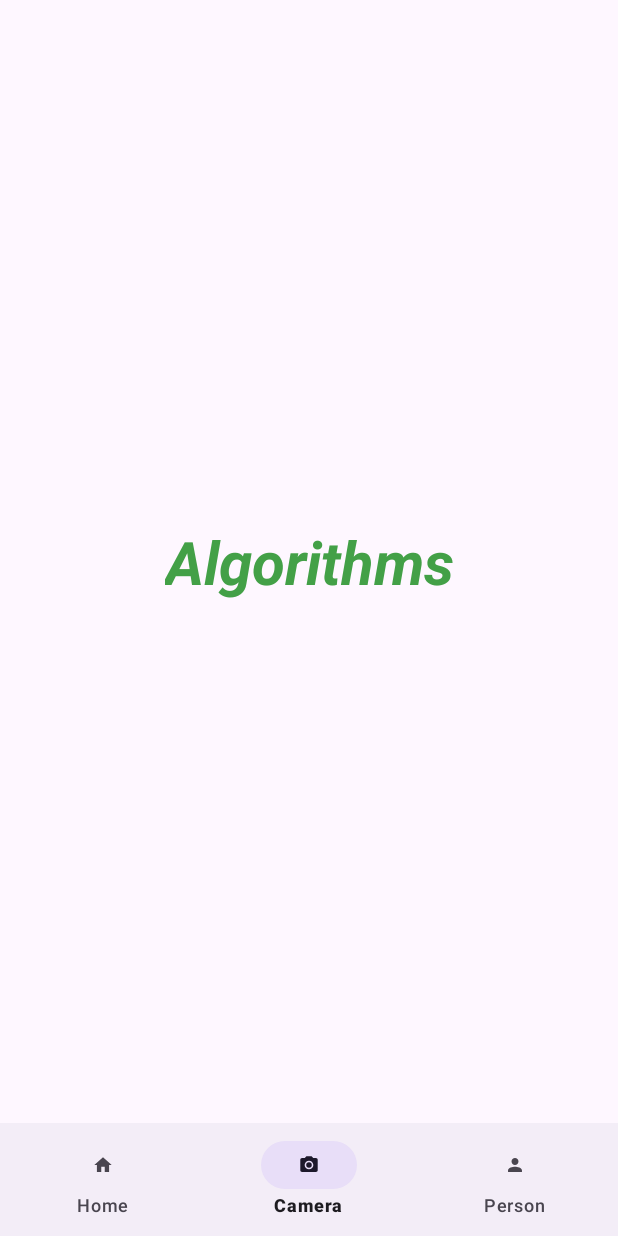
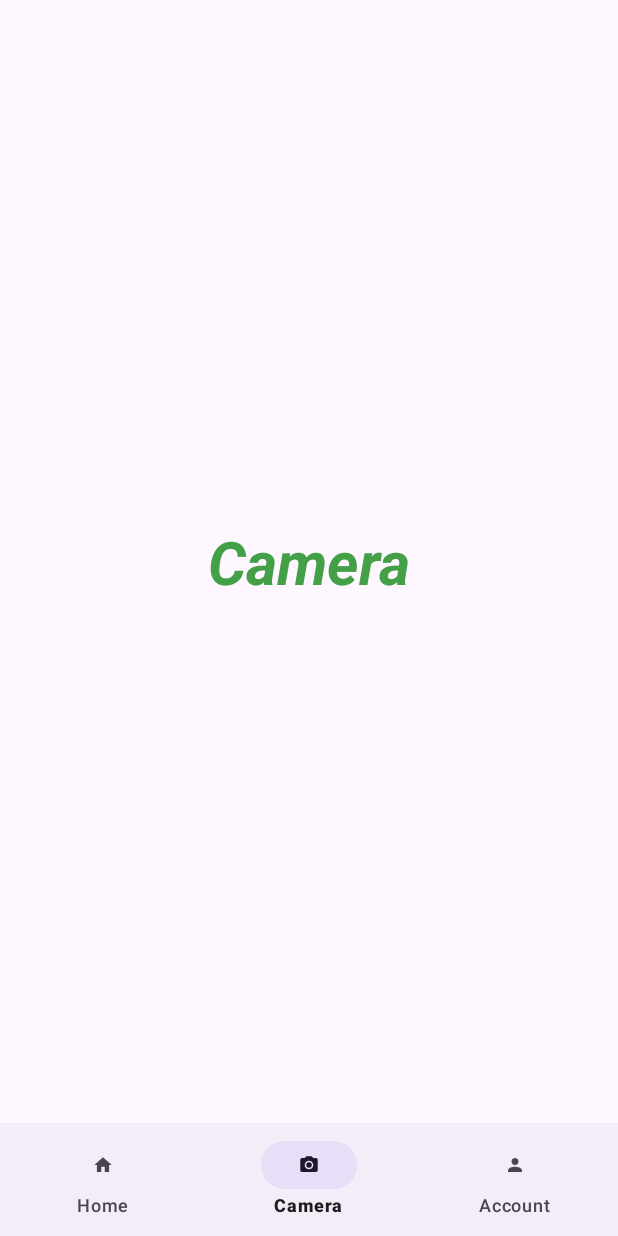
Before and after one commit to CMPUT301F24shower/shower-lotto649, an Android app: the screen it shows after launch (MainActivity), item 2 of the bottom bar chosen, on a phone screen of 412 x 824 dp. Run offline under Robolectric (Android 15) with nearby library versions, the phone set to English and light mode, and no system bars.

Commit message:
Fixed menu pages

```diff
--- a/app/src/main/java/com/example/lotto649/MainActivity.java
+++ b/app/src/main/java/com/example/lotto649/MainActivity.java
@@ -27,7 +27,7 @@ public class MainActivity extends AppCompatActivity
 
         bottomNavigationView
                 .setOnNavigationItemSelectedListener(this);
-        bottomNavigationView.setSelectedItemId(R.id.person);
+        bottomNavigationView.setSelectedItemId(R.id.account);
     }
     HomeFragment homeFragment = new HomeFragment();
     CameraFragment cameraFragment = new CameraFragment();
@@ -37,19 +37,19 @@ public class MainActivity extends AppCompatActivity
     public boolean
     onNavigationItemSelected(@NonNull MenuItem item)
     {
-        if (item.getItemId() == R.id.person) {
+        if (item.getItemId() == R.id.home) {
             getSupportFragmentManager()
                     .beginTransaction()
                     .replace(R.id.flFragment, homeFragment)
                     .commit();
             return true;
-        } else if (item.getItemId() == R.id.home) {
+        } else if (item.getItemId() == R.id.camera) {
             getSupportFragmentManager()
                     .beginTransaction()
                     .replace(R.id.flFragment, cameraFragment)
                     .commit();
             return true;
-        } else if (item.getItemId() == R.id.camera) {
+        } else if (item.getItemId() == R.id.account) {
                 getSupportFragmentManager()
                         .beginTransaction()
                         .replace(R.id.flFragment, accountFragment)
--- a/app/src/main/res/layout/fragment_account.xml
+++ b/app/src/main/res/layout/fragment_account.xml
@@ -10,10 +10,10 @@
     tools:context=".MainActivity">
 
     <TextView
-        android:id="@+id/thirdFragment"
+        android:id="@+id/accountFragment"
         android:layout_width="wrap_content"
         android:layout_height="wrap_content"
-        android:text="Algorithms"
+        android:text="Account"
         android:textColor="#43a047"
         android:textSize="40sp"
         android:textStyle="italic|bold"
--- a/app/src/main/res/layout/fragment_camera.xml
+++ b/app/src/main/res/layout/fragment_camera.xml
@@ -10,10 +10,10 @@
     tools:context=".MainActivity">
 
     <TextView
-        android:id="@+id/secondFragment"
+        android:id="@+id/cameraFragment"
         android:layout_width="wrap_content"
         android:layout_height="wrap_content"
-        android:text="Data Structures"
+        android:text="Camera"
         android:textColor="#43a047"
         android:textSize="40sp"
         android:textStyle="italic|bold"
--- a/app/src/main/res/layout/fragment_home.xml
+++ b/app/src/main/res/layout/fragment_home.xml
@@ -10,10 +10,10 @@
     tools:context=".MainActivity">
 
     <TextView
-        android:id="@+id/firstFragment"
+        android:id="@+id/homeFragment"
         android:layout_width="wrap_content"
         android:layout_height="wrap_content"
-        android:text="Geeks for Geeks"
+        android:text="Home"
         android:textColor="#43a047"
         android:textSize="40sp"
         android:textStyle="italic|bold"
--- a/app/src/main/res/menu/bottom_nav_menu.xml
+++ b/app/src/main/res/menu/bottom_nav_menu.xml
@@ -11,7 +11,7 @@
         android:title="Camera"
         android:icon="@drawable/ic_camera_foreground"/>
     <item
-        android:id="@+id/person"
-        android:title="Person"
+        android:id="@+id/account"
+        android:title="Account"
         android:icon="@drawable/ic_person_foreground"/>
 </menu>
```
